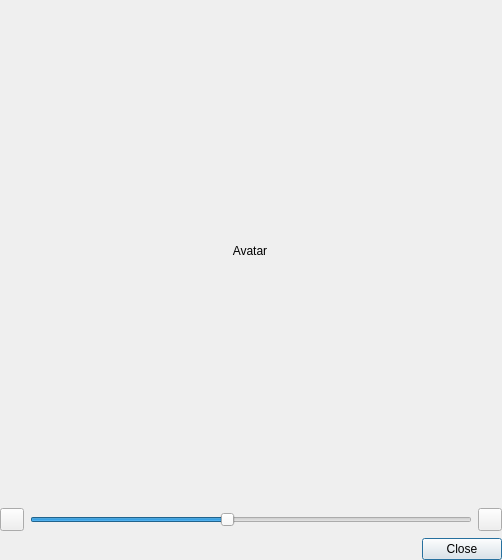
The window that ui/user_avatar.ui (gitter-badger/simplechatclient) describes before a commit, drawn with Qt 5.
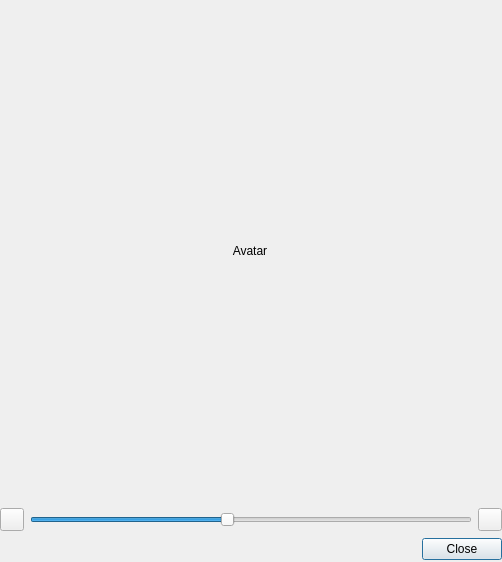
The same window after the commit. Icons and pictures are not drawn.

```diff
--- a/ui/user_avatar.ui
+++ b/ui/user_avatar.ui
@@ -7,19 +7,19 @@
     <x>0</x>
     <y>0</y>
     <width>502</width>
-    <height>560</height>
+    <height>562</height>
    </rect>
   </property>
   <property name="minimumSize">
    <size>
     <width>502</width>
-    <height>560</height>
+    <height>562</height>
    </size>
   </property>
   <property name="maximumSize">
    <size>
     <width>502</width>
-    <height>560</height>
+    <height>562</height>
    </size>
   </property>
   <property name="windowTitle">
```
